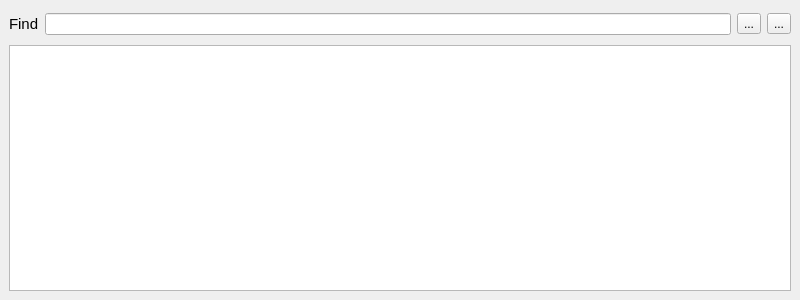
mikaelsundell/stageviz, file sources/consoledialog.ui: the form before one commit.
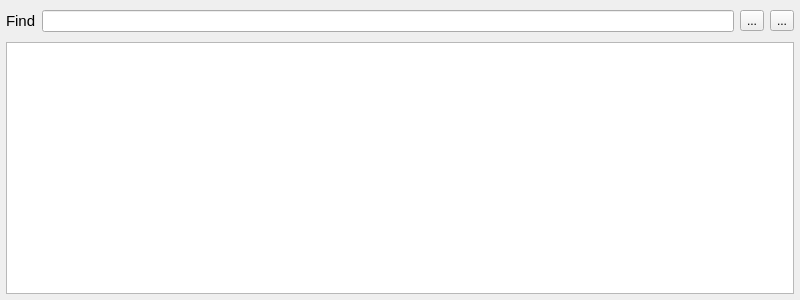
The form after the commit.

The edit to the form file:
```diff
--- a/sources/consoledialog.ui
+++ b/sources/consoledialog.ui
@@ -35,6 +35,18 @@
    <item>
     <widget class="QWidget" name="widget" native="true">
      <layout class="QHBoxLayout" name="horizontalLayout_3">
+      <property name="leftMargin">
+       <number>6</number>
+      </property>
+      <property name="topMargin">
+       <number>6</number>
+      </property>
+      <property name="rightMargin">
+       <number>6</number>
+      </property>
+      <property name="bottomMargin">
+       <number>6</number>
+      </property>
       <item>
        <layout class="QVBoxLayout" name="verticalLayout">
         <item>
```
